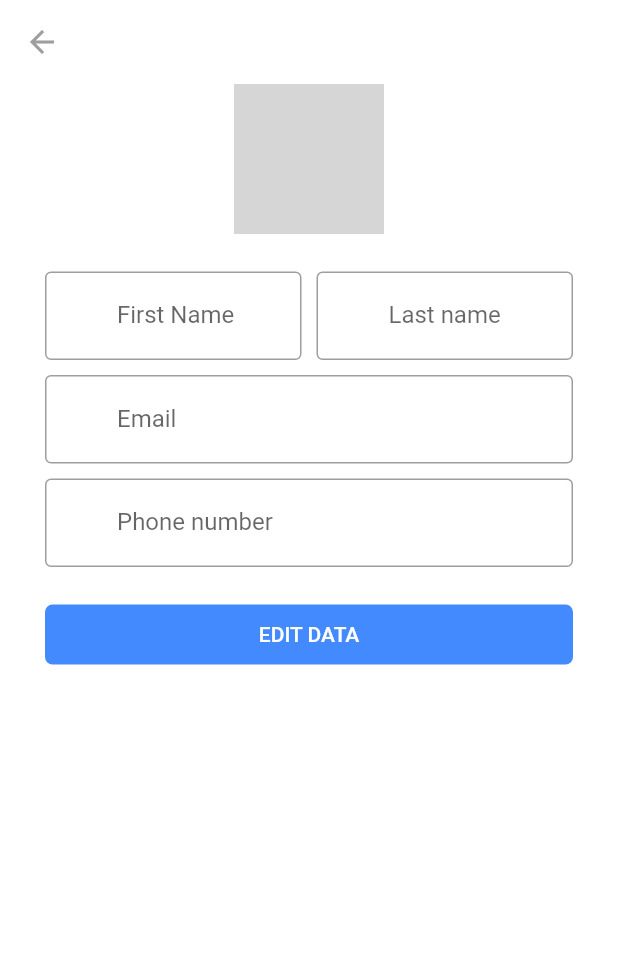
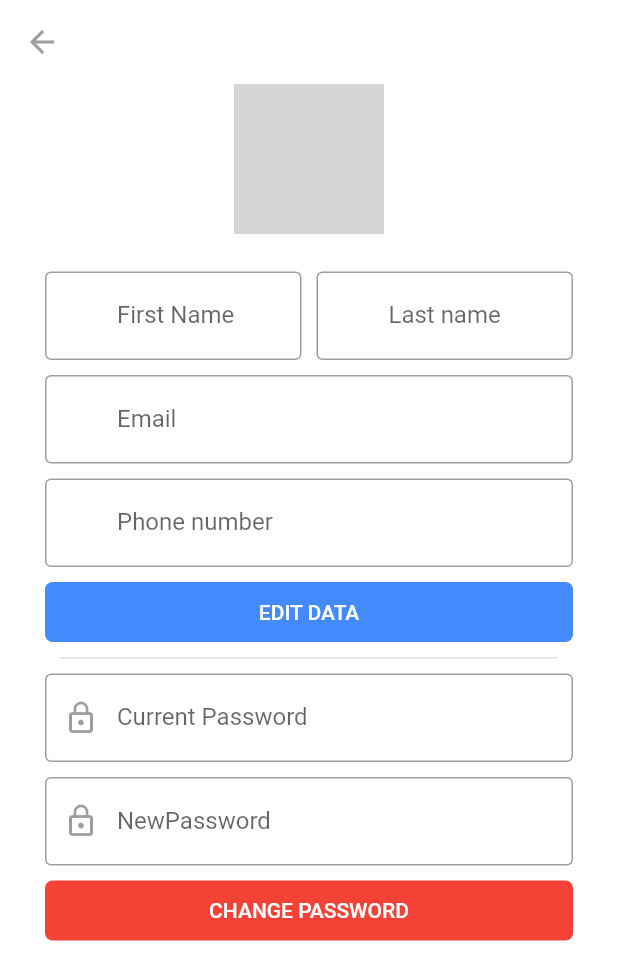
Before and after one commit to 3o0s/salla-app, a Flutter app: the EditScreen screen opened directly, on a phone screen of 412 x 824 dp. Shown: the top 980 px of the screen. Run offline on Flutter 3.47's test engine with Material 2 defaults, Android fonts, the phone set to English and light mode, and no system bars; our stand-ins replace bloc, carousel_slider, conditional_builder_null_safety, dio, file_picker, flutter_bloc and 2 more; missing offline and left inert: shared_preferences_web; accounts and stored records are empty; network calls fail; grey boxes are pictures that could not be loaded.

Commit message:
change password

```diff
--- a/lib/main.dart
+++ b/lib/main.dart
@@ -63,8 +63,8 @@ class MyApp extends StatelessWidget {
         theme: lightTheme,
         darkTheme: darkTheme,
         themeMode: ThemeMode.light,
-        home: const LoginScreen(),
-        // home: startingPage,
+        // home: const LoginScreen(),
+        home: startingPage,
       ),
     );
   }
--- a/lib/modules/profile.dart
+++ b/lib/modules/profile.dart
@@ -1,7 +1,4 @@
-import 'dart:io';
-
 import 'package:conditional_builder_null_safety/conditional_builder_null_safety.dart';
-import 'package:file_picker/file_picker.dart';
 import 'package:flutter/material.dart';
 import 'package:flutter_bloc/flutter_bloc.dart';
 import 'package:shopapp/utilities/cubit/shop/cubit.dart';
@@ -25,8 +22,13 @@ class EditScreen extends StatelessWidget {
               style: TextStyle(fontSize: 25),
             ),
           ),
-          body: SingleChildScrollView(
+          body: Container(
+            margin: const EdgeInsets.symmetric(horizontal: 10),
+            padding: const EdgeInsets.symmetric(horizontal: 20),
+            child: SingleChildScrollView(
               child: Column(
+                children: [
+                  Column(
                     children: [
                       Stack(
                         children: [
@@ -61,9 +63,8 @@ class EditScreen extends StatelessWidget {
                       const SizedBox(
                         height: 25,
                       ),
-                Container(
-                  margin: const EdgeInsets.symmetric(horizontal: 10),
-                  padding: const EdgeInsets.symmetric(horizontal: 20),
+                      Form(
+                        key: profileDataFormKey,
                         child: Column(
                           children: [
                             Row(
@@ -128,7 +129,7 @@ class EditScreen extends StatelessWidget {
                               label: 'Phone number',
                             ),
                             const SizedBox(
-                        height: 25,
+                              height: 10,
                             ),
                             ConditionalBuilder(
                               condition: true,
@@ -142,8 +143,11 @@ class EditScreen extends StatelessWidget {
                                   text: 'Edit Data',
                                   isUpperCase: true,
                                   function: () {
-                              //TODO: edit profile
-                              ShopCubit.get(context).updateUserProfile(context);
+                                    if (profileDataFormKey.currentState!
+                                        .validate()) {
+                                      ShopCubit.get(context)
+                                          .updateUserProfile(context);
+                                    }
                                   },
                                 );
                               },
@@ -153,6 +157,69 @@ class EditScreen extends StatelessWidget {
                       ),
                     ],
                   ),
+                  separator(),
+                  Form(
+                    key: changePasswordFormKey,
+                    child: Column(
+                      children: [
+                        defaultFormFeild(
+                          isPassword: true,
+                          controller: passwordController,
+                          type: TextInputType.emailAddress,
+                          validate: (String? val) {
+                            if (val == null || val == '') {
+                              return 'Password Cannot Be Empty';
+                            } else if (val.length < 6) {
+                              return 'Password Is too Short';
+                            } else {
+                              return null;
+                            }
+                          },
+                          label: 'Current Password',
+                          prefix: Icons.lock_outline,
+                        ),
+                        const SizedBox(
+                          height: 10,
+                        ),
+                        defaultFormFeild(
+                          isPassword: true,
+                          controller: newPasswordController,
+                          type: TextInputType.emailAddress,
+                          validate: (String? val) {
+                            if (val == null || val == '') {
+                              return 'Password Cannot Be Empty';
+                            } else if (val.length < 6) {
+                              return 'Password Is too Short';
+                            } else {
+                              return null;
+                            }
+                          },
+                          label: 'NewPassword',
+                          onSubmit: (_) {},
+                          prefix: Icons.lock_outline,
+                        ),
+                        const SizedBox(
+                          height: 10,
+                        ),
+                        extednedButton(
+                          text: 'Change Password',
+                          isUpperCase: true,
+                          color: Colors.red,
+                          function: () {
+                            if (changePasswordFormKey.currentState!
+                                .validate()) {
+                              shopCubit.changePassword(context);
+                            }
+                            //TODO: change
+                            // ShopCubit.get(context).updateUserProfile(context);
+                          },
+                        )
+                      ],
+                    ),
+                  )
+                ],
+              ), //here
+            ),
           ),
         );
       },
--- a/lib/utilities/cubit/shop/states.dart
+++ b/lib/utilities/cubit/shop/states.dart
@@ -25,3 +25,7 @@ class ProfileLoadingState extends ShopStates {}
 class ProfileSuccessState extends ShopStates {
   ProfileSuccessState();
 }
+
+class ChangePasswordSuccessState extends ShopStates {}
+
+class ChangePasswordLoadingState extends ShopStates {}
--- a/lib/utilities/network/end_points.dart
+++ b/lib/utilities/network/end_points.dart
@@ -6,3 +6,4 @@ const String getCategories = 'categories';
 const String favorites = 'favorites';
 const String profile = 'profile';
 const String updateProfile = 'update-profile';
+const String modifyPassword = 'change-password';
--- a/lib/utilities/shared/components.dart
+++ b/lib/utilities/shared/components.dart
@@ -98,6 +98,7 @@ Widget extednedButton({
 TextEditingController firstNameController = TextEditingController();
 TextEditingController lastNameController = TextEditingController();
 TextEditingController passwordController = TextEditingController();
+TextEditingController newPasswordController = TextEditingController();
 TextEditingController phoneController = TextEditingController();
 TextEditingController emailController = TextEditingController();
 Widget defaultFormFeild({
--- a/lib/utilities/shared/variables.dart
+++ b/lib/utilities/shared/variables.dart
@@ -1,5 +1,3 @@
-import 'dart:io';
-
 import 'package:flutter/material.dart';
 import 'package:shopapp/modules/categories_screen.dart';
 import 'package:shopapp/modules/favorites_screen.dart';
@@ -15,11 +13,14 @@ enum AppState {
 }
 
 String base64codedimage = '';
-String imageUrl = '';
+String imageUrl =
+    'https://t3.ftcdn.net/jpg/03/46/83/96/360_F_346839683_6nAPzbhpSkIpb8pmAwufkC7c5eD7wYws.jpg';
 
 final phoneNumber = RegExp(r'^[0-9]+$');
 GlobalKey<FormState> formKey = GlobalKey<FormState>();
 GlobalKey<FormState> registerFormKey = GlobalKey<FormState>();
+GlobalKey<FormState> profileDataFormKey = GlobalKey<FormState>();
+GlobalKey<FormState> changePasswordFormKey = GlobalKey<FormState>();
 
 List<Widget> bottomScreen = const [
   ProductScreen(),
```
Also changed, not shown: lib/utilities/cubit/shop/cubit.dart (+23 -0 lines). Lines whose indentation alone changed are shown as unchanged.
